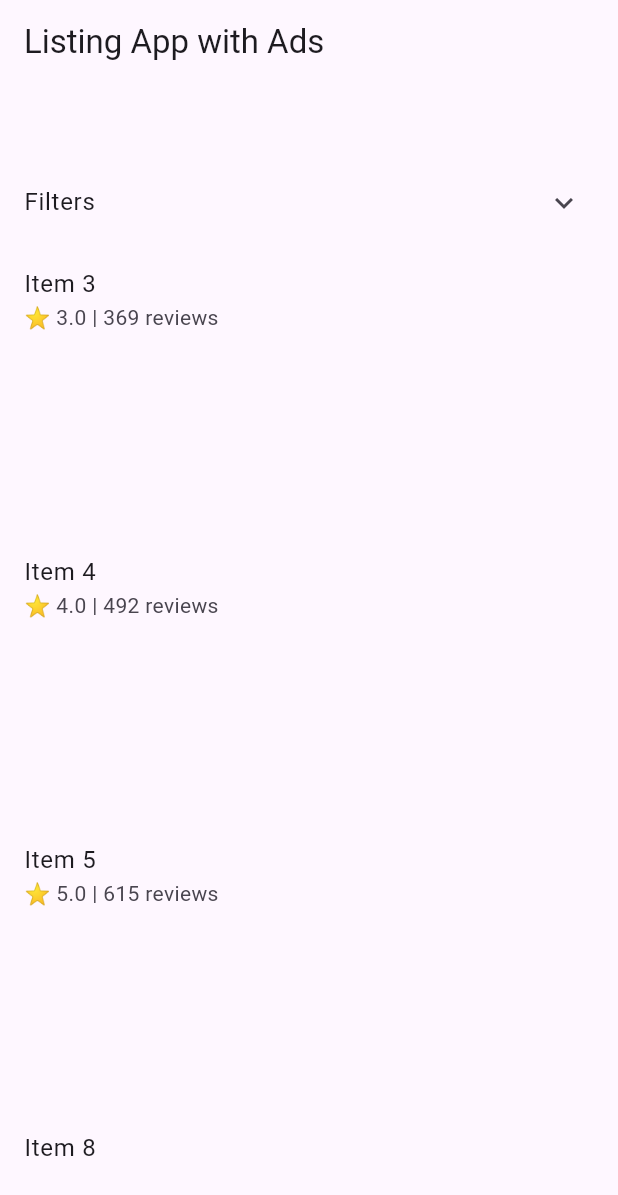
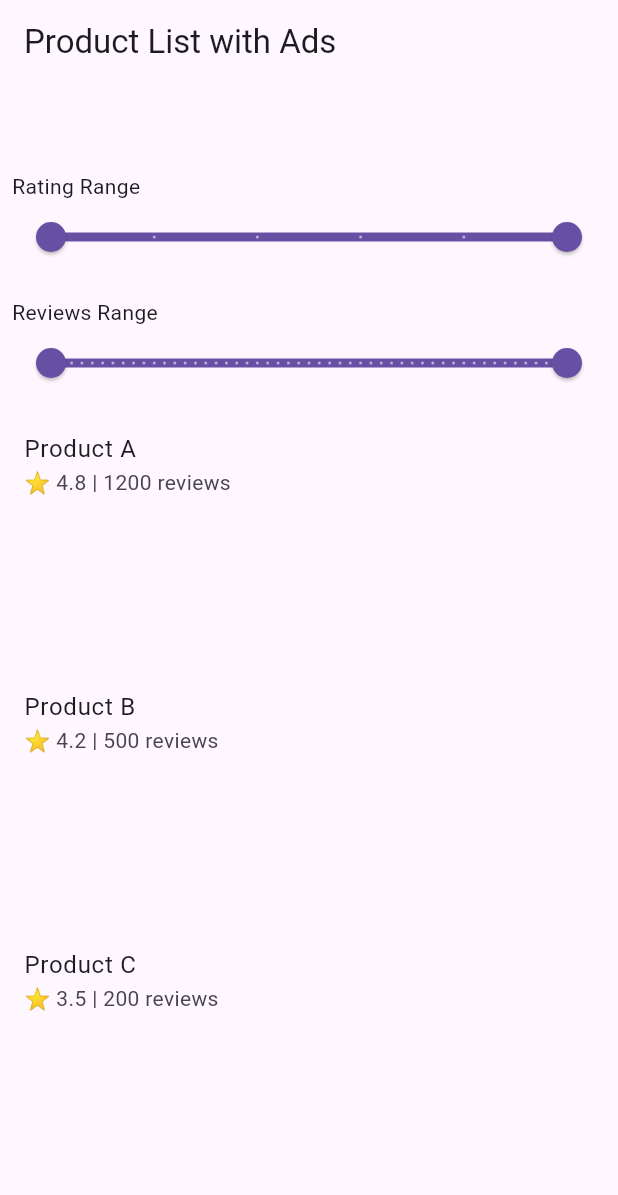
Before and after one commit to dannycawan/hvac_in_fort_worth, a Flutter app: the screen it shows after launch, on a phone screen of 412 x 824 dp. Shown: the top 1195 px of the screen. Run offline on Flutter 3.47's test engine with Material 3 defaults, Android fonts, the light colour scheme and no system bars; drawn by our look-alikes of google_mobile_ads; network calls fail.

Commit message:
Update main.dart

```diff
--- a/lib/main.dart
+++ b/lib/main.dart
@@ -1,6 +1,6 @@
-import 'dart:async';
 import 'package:flutter/material.dart';
 import 'package:google_mobile_ads/google_mobile_ads.dart';
+import 'dart:async';
 
 void main() async {
   WidgetsFlutterBinding.ensureInitialized();
@@ -10,11 +10,11 @@ void main() async {
 
 class MyApp extends StatelessWidget {
   const MyApp({super.key});
+
   @override
   Widget build(BuildContext context) {
     return MaterialApp(
-      title: 'Listing App with Ads',
-      theme: ThemeData(primarySwatch: Colors.green),
+      debugShowCheckedModeBanner: false,
       home: const HomePage(),
     );
   }
@@ -22,6 +22,7 @@ class MyApp extends StatelessWidget {
 
 class HomePage extends StatefulWidget {
   const HomePage({super.key});
+
   @override
   State<HomePage> createState() => _HomePageState();
 }
@@ -34,50 +35,51 @@ class _HomePageState extends State<HomePage> {
   AppOpenAd? _appOpenAd;
   int _clickCount = 0;
 
-  // Filters
-  double _rating = 3;
-  RangeValues _reviews = const RangeValues(0, 1000);
+  // Filter values
+  double minRating = 0;
+  double maxRating = 5;
+  int minReviews = 0;
+  int maxReviews = 1000000; // sangat besar biar unlimited
 
-  // Dummy data
-  final List<Map<String, dynamic>> _items = List.generate(
-    20,
-    (index) => {
-      "title": "Item ${index + 1}",
-      "rating": (1 + (index % 5)).toDouble(),
-      "reviews": (index + 1) * 123,
-    },
-  );
+  // Sample data
+  final List<Map<String, dynamic>> items = [
+    {"title": "Product A", "rating": 4.8, "reviews": 1200},
+    {"title": "Product B", "rating": 4.2, "reviews": 500},
+    {"title": "Product C", "rating": 3.5, "reviews": 200},
+    {"title": "Product D", "rating": 5.0, "reviews": 2500},
+    {"title": "Product E", "rating": 4.0, "reviews": 100},
+  ];
 
   @override
   void initState() {
     super.initState();
-    _loadBanners();
+    _loadTopBanner();
+    _loadBottomBanner();
     _loadInterstitial();
-    _loadAppOpenAd();
-    Future.delayed(const Duration(seconds: 3), () {
-      _showAppOpenAd();
-    });
+    _loadAppOpen();
   }
 
-  void _loadBanners() {
+  void _loadTopBanner() {
     _topBanner = BannerAd(
-      adUnitId: "ca-app-pub-3940256099942544/6300978111", // ganti dengan punyamu
+      adUnitId: "ca-app-pub-6721734106426198/5259469376",
+      request: const AdRequest(),
       size: AdSize.banner,
-      request: const AdRequest(),
       listener: const BannerAdListener(),
     )..load();
+  }
 
+  void _loadBottomBanner() {
     _bottomBanner = BannerAd(
-      adUnitId: "ca-app-pub-3940256099942544/6300978111", // ganti dengan punyamu
+      adUnitId: "ca-app-pub-6721734106426198/5259469376",
+      request: const AdRequest(),
       size: AdSize.banner,
-      request: const AdRequest(),
       listener: const BannerAdListener(),
     )..load();
   }
 
   void _loadInterstitial() {
     InterstitialAd.load(
-      adUnitId: "ca-app-pub-3940256099942544/1033173712", // ganti dengan punyamu
+      adUnitId: "ca-app-pub-6721734106426198/7710531994",
       request: const AdRequest(),
       adLoadCallback: InterstitialAdLoadCallback(
         onAdLoaded: (ad) => _interstitialAd = ad,
@@ -86,119 +88,151 @@ class _HomePageState extends State<HomePage> {
     );
   }
 
-  void _showInterstitial() {
-    if (_interstitialAd != null) {
-      _interstitialAd!.show();
-      _interstitialAd = null;
-      _loadInterstitial();
-    }
-  }
-
-  void _loadAppOpenAd() {
+  void _loadAppOpen() {
     AppOpenAd.load(
-      adUnitId: "ca-app-pub-3940256099942544/3419835294", // ganti dengan punyamu
+      adUnitId: "ca-app-pub-6721734106426198/2181490258",
       request: const AdRequest(),
       adLoadCallback: AppOpenAdLoadCallback(
-        onAdLoaded: (ad) => _appOpenAd = ad,
+        onAdLoaded: (ad) {
+          _appOpenAd = ad;
+          Future.delayed(const Duration(seconds: 3), () {
+            _appOpenAd?.show();
+            _appOpenAd = null;
+          });
+        },
         onAdFailedToLoad: (error) => _appOpenAd = null,
       ),
     );
   }
 
-  void _showAppOpenAd() {
-    if (_appOpenAd != null) {
-      _appOpenAd!.show();
-      _appOpenAd = null;
+  void _onItemClick(String title) {
+    setState(() => _clickCount++);
+    if (_clickCount % 3 == 0 && _interstitialAd != null) {
+      _interstitialAd!.show();
+      _loadInterstitial();
     }
+    ScaffoldMessenger.of(context).showSnackBar(
+      SnackBar(content: Text("Clicked $title")),
+    );
   }
 
-  @override
-  void dispose() {
-    _topBanner?.dispose();
-    _bottomBanner?.dispose();
-    _interstitialAd?.dispose();
-    _appOpenAd?.dispose();
-    super.dispose();
+  List<Map<String, dynamic>> _getFilteredItems() {
+    List<Map<String, dynamic>> filtered = items.where((item) {
+      final rating = item["rating"] as double;
+      final reviews = item["reviews"] as int;
+      return rating >= minRating &&
+          rating <= maxRating &&
+          reviews >= minReviews &&
+          reviews <= maxReviews;
+    }).toList();
+
+    // Jika filter aktif → sort by rating & reviews desc
+    if (!(minRating == 0 && maxRating == 5 && minReviews == 0 && maxReviews >= 1000000)) {
+      filtered.sort((a, b) {
+        if (b["rating"].compareTo(a["rating"]) != 0) {
+          return b["rating"].compareTo(a["rating"]);
+        }
+        return b["reviews"].compareTo(a["reviews"]);
+      });
+    }
+    return filtered;
   }
 
   @override
   Widget build(BuildContext context) {
-    final filtered = _items.where((item) {
-      return item["rating"] >= _rating &&
-          item["reviews"] >= _reviews.start &&
-          item["reviews"] <= _reviews.end;
-    }).toList();
+    final filteredItems = _getFilteredItems();
 
     return Scaffold(
-      appBar: AppBar(title: const Text("Listing App with Ads")),
+      appBar: AppBar(title: const Text("Product List with Ads")),
       body: Column(
         children: [
           if (_topBanner != null)
-            SizedBox(height: 50, child: AdWidget(ad: _topBanner!)),
-
-          // Filter UI
-          ExpansionTile(
-            title: const Text("Filters"),
-            children: [
-              ListTile(
-                title: const Text("Minimum Rating"),
-                subtitle: Slider(
-                  min: 1,
-                  max: 5,
-                  divisions: 4,
-                  value: _rating,
-                  label: _rating.toString(),
-                  onChanged: (val) {
-                    setState(() => _rating = val);
-                  },
+            SizedBox(
+              height: _topBanner!.size.height.toDouble(),
+              width: _topBanner!.size.width.toDouble(),
+              child: AdWidget(ad: _topBanner!),
+            ),
+          Padding(
+            padding: const EdgeInsets.all(8.0),
+            child: Row(
+              children: [
+                // Rating range
+                Expanded(
+                  child: Column(
+                    crossAxisAlignment: CrossAxisAlignment.start,
+                    children: [
+                      const Text("Rating Range"),
+                      RangeSlider(
+                        values: RangeValues(minRating, maxRating),
+                        min: 0,
+                        max: 5,
+                        divisions: 5,
+                        labels: RangeLabels("$minRating", "$maxRating"),
+                        onChanged: (values) {
+                          setState(() {
+                            minRating = values.start;
+                            maxRating = values.end;
+                          });
+                        },
+                      ),
+                    ],
+                  ),
                 ),
-              ),
-              ListTile(
-                title: const Text("Reviews Range"),
-                subtitle: RangeSlider(
-                  min: 0,
-                  max: 5000, // besar supaya fleksibel
-                  values: _reviews,
-                  labels: RangeLabels(
-                    _reviews.start.round().toString(),
-                    _reviews.end.round().toString(),
+              ],
+            ),
+          ),
+          Padding(
+            padding: const EdgeInsets.all(8.0),
+            child: Row(
+              children: [
+                // Reviews range
+                Expanded(
+                  child: Column(
+                    crossAxisAlignment: CrossAxisAlignment.start,
+                    children: [
+                      const Text("Reviews Range"),
+                      RangeSlider(
+                        values: RangeValues(
+                            minReviews.toDouble(), maxReviews.toDouble()),
+                        min: 0,
+                        max: 5000, // tampilan UI aja, logikanya unlimited
+                        divisions: 50,
+                        labels: RangeLabels("$minReviews", "$maxReviews"),
+                        onChanged: (values) {
+                          setState(() {
+                            minReviews = values.start.toInt();
+                            maxReviews = values.end.toInt();
+                          });
+                        },
+                      ),
+                    ],
                   ),
-                  onChanged: (val) {
-                    setState(() => _reviews = val);
-                  },
                 ),
-              ),
-            ],
+              ],
+            ),
           ),
-
-          // List with ads
           Expanded(
             child: ListView.builder(
-              itemCount: filtered.length,
+              itemCount: filteredItems.length,
               itemBuilder: (context, index) {
-                final item = filtered[index];
+                final item = filteredItems[index];
                 return Column(
                   children: [
                     ListTile(
                       title: Text(item["title"]),
                       subtitle: Text(
                           "⭐ ${item["rating"]} | ${item["reviews"]} reviews"),
-                      onTap: () {
-                        _clickCount++;
-                        if (_clickCount % 3 == 0) {
-                          _showInterstitial();
-                        }
-                      },
+                      onTap: () => _onItemClick(item["title"]),
                     ),
+                    // Native ad setiap listing
                     SizedBox(
-                      height: 120,
+                      height: 100,
                       child: AdWidget(
-                        ad: BannerAd(
-                          adUnitId:
-                              "ca-app-pub-3940256099942544/6300978111", // ganti dengan punyamu
-                          size: AdSize.mediumRectangle,
+                        ad: NativeAd(
+                          adUnitId: "ca-app-pub-6721734106426198/6120735266",
                           request: const AdRequest(),
-                          listener: const BannerAdListener(),
+                          factoryId: "listTile",
+                          listener: const NativeAdListener(),
                         )..load(),
                       ),
                     ),
@@ -207,9 +241,12 @@ class _HomePageState extends State<HomePage> {
               },
             ),
           ),
-
           if (_bottomBanner != null)
-            SizedBox(height: 50, child: AdWidget(ad: _bottomBanner!)),
+            SizedBox(
+              height: _bottomBanner!.size.height.toDouble(),
+              width: _bottomBanner!.size.width.toDouble(),
+              child: AdWidget(ad: _bottomBanner!),
+            ),
         ],
       ),
     );
```
